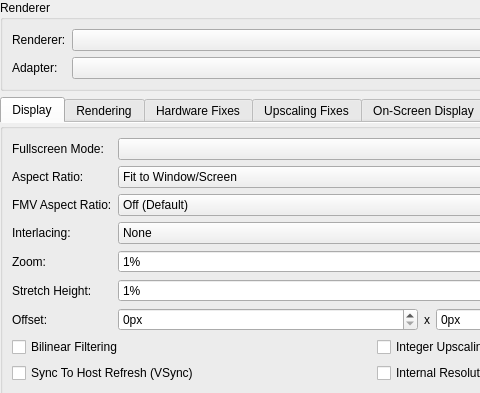
First picture: the form in pcsx2-qt/Settings/GraphicsSettingsWidget.ui, repository PCSX2/pcsx2, before the edit; both pictures show x 0 to 480 and y 0 to 393 of the 747 by 890 pixel window.
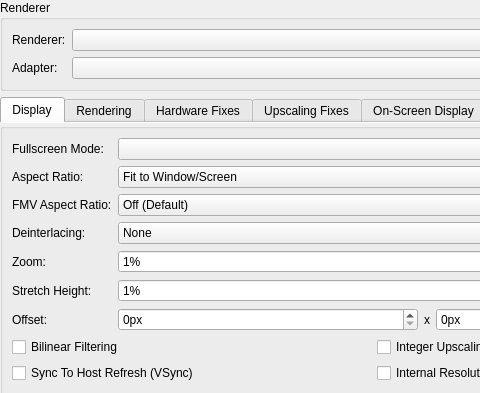
Second picture: the form after the edit.

Commit message: PCSX2-GUI: Rename Interlacing to Deinterlacing

What changed in the file:
```diff
--- a/pcsx2-qt/Settings/GraphicsSettingsWidget.ui
+++ b/pcsx2-qt/Settings/GraphicsSettingsWidget.ui
@@ -133,7 +133,7 @@
        <item row="3" column="0">
         <widget class="QLabel" name="label_23">
          <property name="text">
-          <string>Interlacing:</string>
+          <string>Deinterlacing:</string>
          </property>
         </widget>
        </item>
```
The commit also changes 1 other file.
